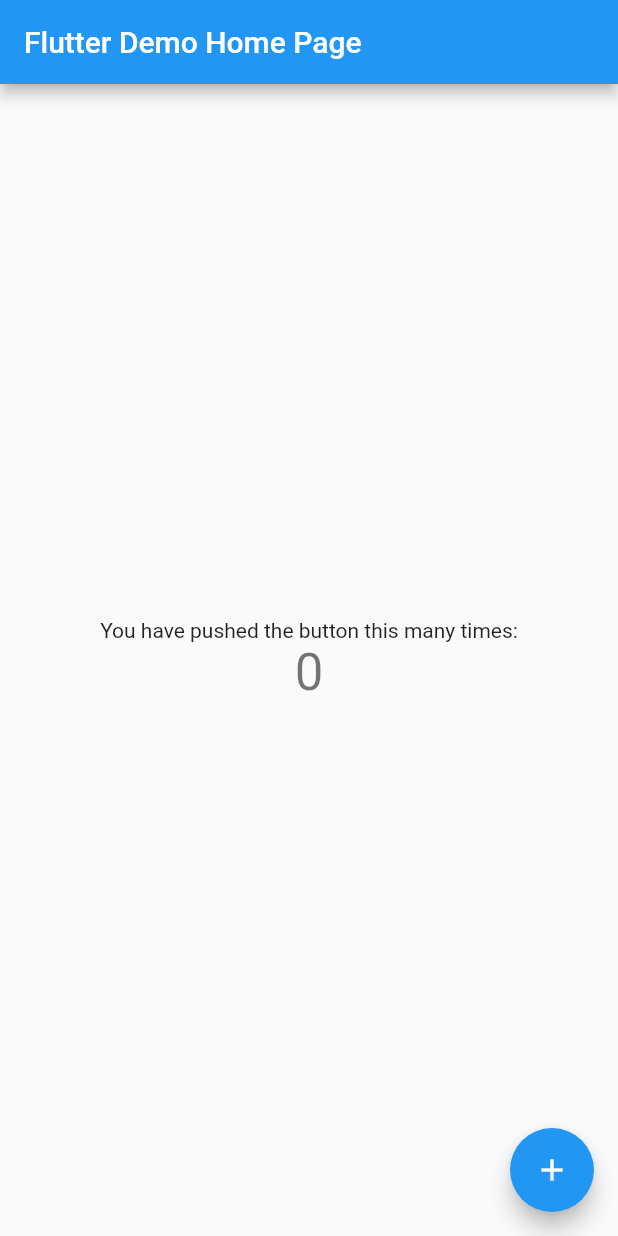
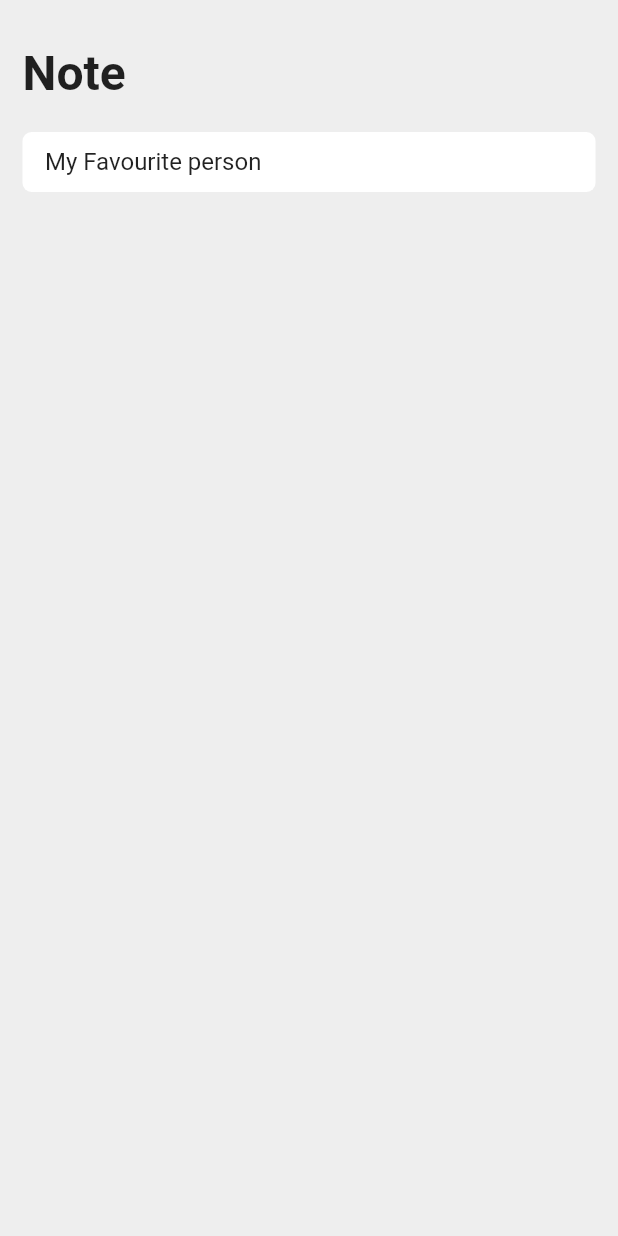
Before and after one commit to framadhan99/note_app, a Flutter app: the screen it shows after launch, on a phone screen of 412 x 824 dp. Run offline on Flutter 3.47's test engine with Material 2 defaults, Android fonts, the phone set to English and light mode, and no system bars.

Commit message:
create note tile

```diff
--- a/lib/main.dart
+++ b/lib/main.dart
@@ -1,4 +1,7 @@
 import 'package:flutter/material.dart';
+import 'package:note_app/models/note_data.dart';
+import 'package:note_app/pages/home_page.dart';
+import 'package:provider/provider.dart';
 
 void main() {
   runApp(const MyApp());
@@ -10,106 +13,11 @@ class MyApp extends StatelessWidget {
   // This widget is the root of your application.
   @override
   Widget build(BuildContext context) {
-    return MaterialApp(
-      title: 'Flutter Demo',
-      theme: ThemeData(
-        // This is the theme of your application.
-        //
-        // Try running your application with "flutter run". You'll see the
-        // application has a blue toolbar. Then, without quitting the app, try
-        // changing the primarySwatch below to Colors.green and then invoke
-        // "hot reload" (press "r" in the console where you ran "flutter run",
-        // or simply save your changes to "hot reload" in a Flutter IDE).
-        // Notice that the counter didn't reset back to zero; the application
-        // is not restarted.
-        primarySwatch: Colors.blue,
+    return ChangeNotifierProvider.value(
+      value: NoteData(),
+      child: MaterialApp(
+        home: HomePage(),
       ),
-      home: const MyHomePage(title: 'Flutter Demo Home Page'),
     );
   }
 }
-
-class MyHomePage extends StatefulWidget {
-  const MyHomePage({super.key, required this.title});
-
-  // This widget is the home page of your application. It is stateful, meaning
-  // that it has a State object (defined below) that contains fields that affect
-  // how it looks.
-
-  // This class is the configuration for the state. It holds the values (in this
-  // case the title) provided by the parent (in this case the App widget) and
-  // used by the build method of the State. Fields in a Widget subclass are
-  // always marked "final".
-
-  final String title;
-
-  @override
-  State<MyHomePage> createState() => _MyHomePageState();
-}
-
-class _MyHomePageState extends State<MyHomePage> {
-  int _counter = 0;
-
-  void _incrementCounter() {
-    setState(() {
-      // This call to setState tells the Flutter framework that something has
-      // changed in this State, which causes it to rerun the build method below
-      // so that the display can reflect the updated values. If we changed
-      // _counter without calling setState(), then the build method would not be
-      // called again, and so nothing would appear to happen.
-      _counter++;
-    });
-  }
-
-  @override
-  Widget build(BuildContext context) {
-    // This method is rerun every time setState is called, for instance as done
-    // by the _incrementCounter method above.
-    //
-    // The Flutter framework has been optimized to make rerunning build methods
-    // fast, so that you can just rebuild anything that needs updating rather
-    // than having to individually change instances of widgets.
-    return Scaffold(
-      appBar: AppBar(
-        // Here we take the value from the MyHomePage object that was created by
-        // the App.build method, and use it to set our appbar title.
-        title: Text(widget.title),
-      ),
-      body: Center(
-        // Center is a layout widget. It takes a single child and positions it
-        // in the middle of the parent.
-        child: Column(
-          // Column is also a layout widget. It takes a list of children and
-          // arranges them vertically. By default, it sizes itself to fit its
-          // children horizontally, and tries to be as tall as its parent.
-          //
-          // Invoke "debug painting" (press "p" in the console, choose the
-          // "Toggle Debug Paint" action from the Flutter Inspector in Android
-          // Studio, or the "Toggle Debug Paint" command in Visual Studio Code)
-          // to see the wireframe for each widget.
-          //
-          // Column has various properties to control how it sizes itself and
-          // how it positions its children. Here we use mainAxisAlignment to
-          // center the children vertically; the main axis here is the vertical
-          // axis because Columns are vertical (the cross axis would be
-          // horizontal).
-          mainAxisAlignment: MainAxisAlignment.center,
-          children: <Widget>[
-            const Text(
-              'You have pushed the button this many times:',
-            ),
-            Text(
-              '$_counter',
-              style: Theme.of(context).textTheme.headline4,
-            ),
-          ],
-        ),
-      ),
-      floatingActionButton: FloatingActionButton(
-        onPressed: _incrementCounter,
-        tooltip: 'Increment',
-        child: const Icon(Icons.add),
-      ), // This trailing comma makes auto-formatting nicer for build methods.
-    );
-  }
-}
--- /dev/null
+++ b/lib/models/note.dart
@@ -0,0 +1,5 @@
+class Note {
+  final int id;
+  String text;
+  Note({required this.id, required this.text});
+}
--- /dev/null
+++ b/lib/models/note_data.dart
@@ -0,0 +1,40 @@
+import 'package:flutter/cupertino.dart';
+
+import 'note.dart';
+
+class NoteData extends ChangeNotifier {
+  // overall list of notes
+  List<Note> allNotes = [
+    // default first note
+    Note(id: 0, text: 'First Note'),
+  ];
+
+  // get notes
+  List<Note> getAllData() {
+    return allNotes;
+  }
+
+  // add a new note
+  void addNewNote(Note note) {
+    allNotes.add(note);
+    notifyListeners();
+  }
+
+  // update note
+  void updateNote(Note note, String text) {
+    // go thru list of all notes
+    for (int i = 0; i < allNotes.length; i++) {
+      // find the relevant note
+      if (allNotes[i].id == note.id) {
+        allNotes[i].text = text;
+      }
+    }
+    notifyListeners();
+  }
+
+  // delete note
+  void deleteNote(Note note) {
+    allNotes.remove(note);
+    notifyListeners();
+  }
+}
--- /dev/null
+++ b/lib/pages/home_page.dart
@@ -0,0 +1,51 @@
+import 'package:flutter/material.dart';
+import 'package:note_app/models/note_data.dart';
+import 'package:provider/provider.dart';
+
+import '../widgets/note_tile.dart';
+
+class HomePage extends StatelessWidget {
+  const HomePage({super.key});
+
+  @override
+  Widget build(BuildContext context) {
+    return Consumer<NoteData>(
+      builder: (context, value, child) => Scaffold(
+        backgroundColor: Colors.grey[200],
+        body: SafeArea(
+          child: SingleChildScrollView(
+            child: SizedBox(
+              height: MediaQuery.of(context).size.height,
+              child: Column(
+                crossAxisAlignment: CrossAxisAlignment.start,
+                children: [
+                  const Padding(
+                    padding: EdgeInsets.only(left: 15, top: 30),
+                    child: Text(
+                      'Note',
+                      style:
+                          TextStyle(fontSize: 32, fontWeight: FontWeight.bold),
+                    ),
+                  ),
+                  const SizedBox(height: 20),
+                  // list of notes
+                  SizedBox(
+                    height: MediaQuery.of(context).size.height * 0.8,
+                    child: ListView(
+                      children: List.generate(
+                        value.getAllData().length,
+                        (index) => NoteTile(
+                          text: 'My Favourite person',
+                        ),
+                      ),
+                    ),
+                  ),
+                ],
+              ),
+            ),
+          ),
+        ),
+      ),
+    );
+  }
+}
--- /dev/null
+++ b/lib/widgets/note_tile.dart
@@ -0,0 +1,26 @@
+import 'package:flutter/material.dart';
+
+class NoteTile extends StatelessWidget {
+  final String text;
+  const NoteTile({
+    Key? key,
+    required this.text,
+  }) : super(key: key);
+
+  @override
+  Widget build(BuildContext context) {
+    return Container(
+      margin: const EdgeInsets.symmetric(horizontal: 15),
+      padding: const EdgeInsets.symmetric(horizontal: 15, vertical: 10),
+      height: 40,
+      decoration: BoxDecoration(
+        color: Colors.white,
+        borderRadius: BorderRadius.circular(6),
+      ),
+      child: Text(
+        text,
+        style: const TextStyle(fontSize: 16),
+      ),
+    );
+  }
+}
--- a/pubspec.yaml
+++ b/pubspec.yaml
@@ -36,6 +36,7 @@ dependencies:
   # The following adds the Cupertino Icons font to your application.
   # Use with the CupertinoIcons class for iOS style icons.
   cupertino_icons: ^1.0.2
+  provider: ^6.0.5
 
 dev_dependencies:
   flutter_test:
```
Also changed, not shown: pubspec.lock.
